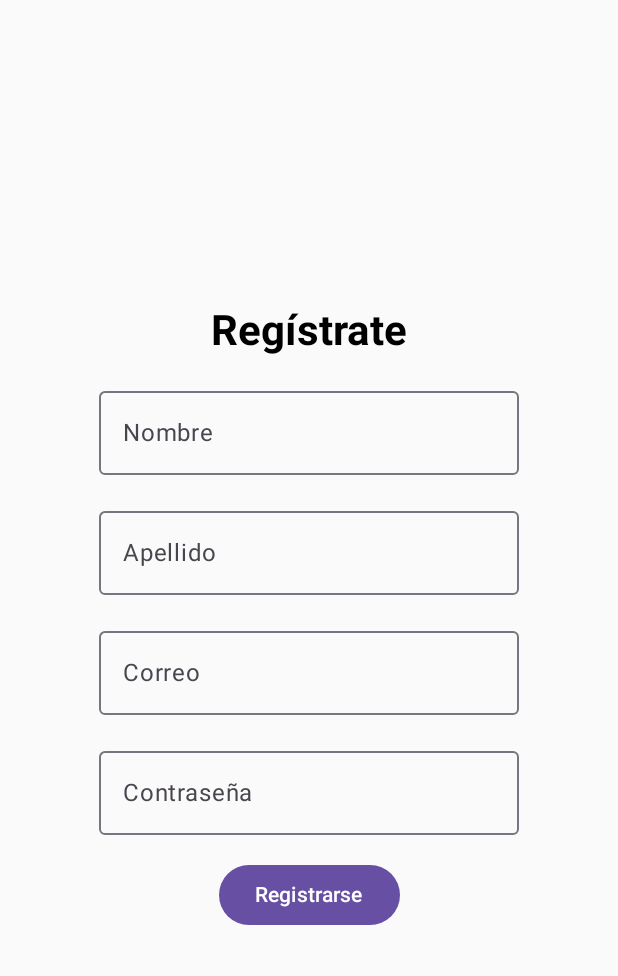
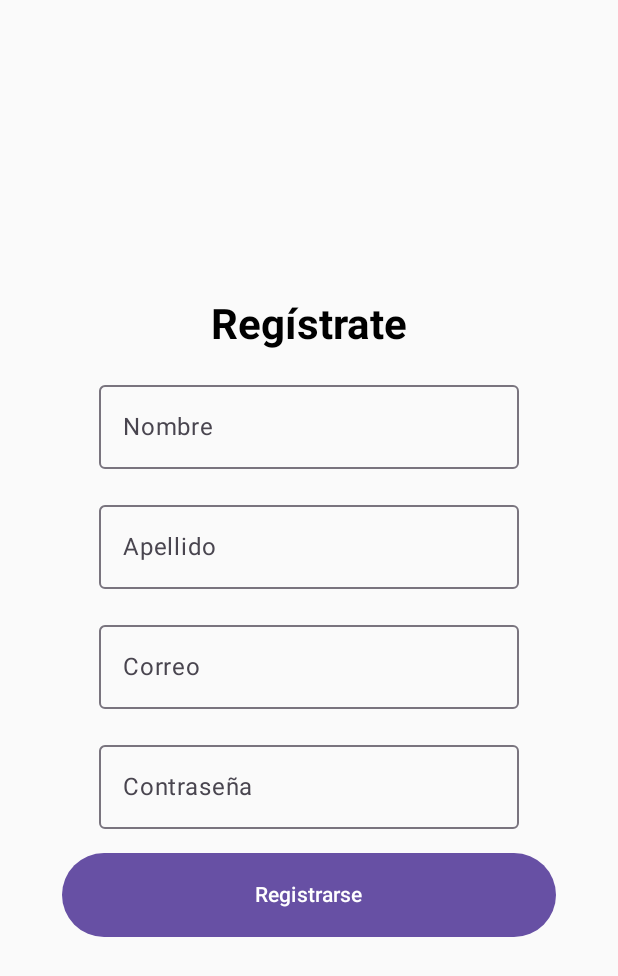
Before and after one commit to MonsterSalas/KotlinApp, an Android app built with Jetpack Compose: the RegistrarseScreen screen opened through its navigation route, on a phone screen of 412 x 824 dp. Shown: the top 976 px of the screen. Run offline under Robolectric (Android 15) with nearby library versions, the phone set to English and light mode, and no system bars.

Commit message:
Arreglo boton registrarse
Arreglo boton registrarse

```diff
--- a/DuocApp/app/src/main/java/com/example/duocapp/screens/RegistrarScreen.kt
+++ b/DuocApp/app/src/main/java/com/example/duocapp/screens/RegistrarScreen.kt
@@ -5,6 +5,7 @@ import androidx.compose.foundation.layout.Arrangement
 import androidx.compose.foundation.layout.Column
 import androidx.compose.foundation.layout.Spacer
 import androidx.compose.foundation.layout.fillMaxSize
+import androidx.compose.foundation.layout.fillMaxWidth
 import androidx.compose.foundation.layout.height
 import androidx.compose.material3.Button
 import androidx.compose.material3.OutlinedTextField
@@ -67,7 +68,8 @@ fun RegistrarseScreen(navController: NavController) {
             visualTransformation = PasswordVisualTransformation()
         )
         Spacer(modifier = Modifier.height(16.dp))
-        Button(onClick = {
+        Button(
+            onClick = {
                 if (correo.isNotEmpty() && pass.isNotEmpty()) {
                     userManager.saveUser(correo, pass)
                     Toast.makeText(context, "Usuario registrado exitosamente", Toast.LENGTH_SHORT).show()
@@ -75,8 +77,13 @@ fun RegistrarseScreen(navController: NavController) {
                 } else {
                     Toast.makeText(context, "Por favor complete todos los campos", Toast.LENGTH_SHORT).show()
                 }
-        }) {
+            },
+            modifier = Modifier
+                .fillMaxWidth(0.8f)  // El botón ocupará el 80% del ancho disponible
+                .height(56.dp)       // Ajusta la altura del botón a 56dp
+        ) {
             Text(text = "Registrarse")
         }
+
     }
 }
```
Lines whose indentation alone changed are shown as unchanged.
